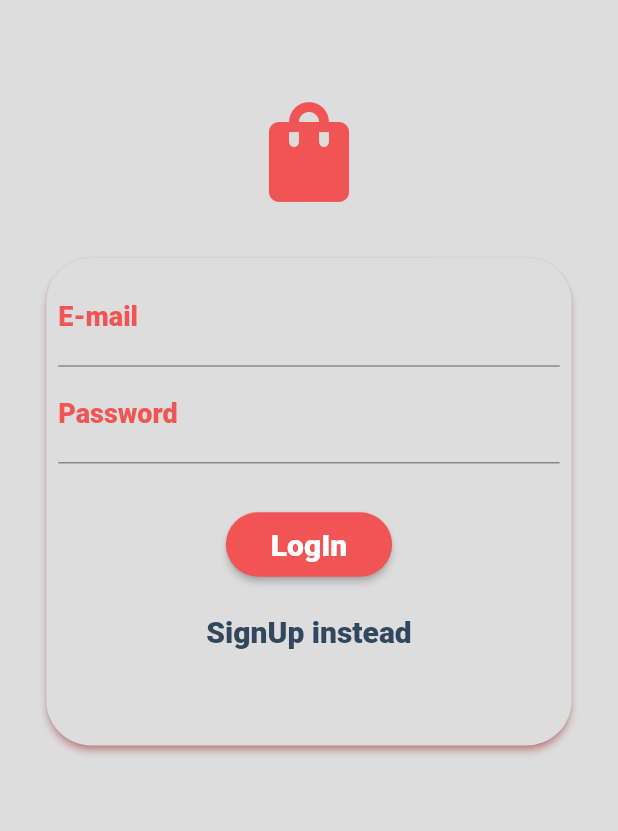
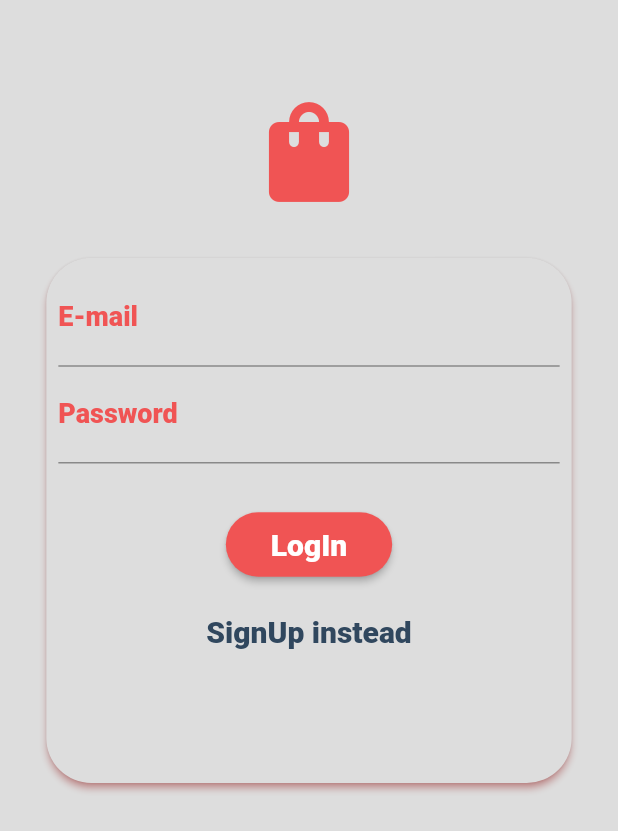
Before and after one commit to eng-elsayed-m/S-Market, a Flutter app: the screen it shows after launch, on a phone screen of 412 x 824 dp. Shown: the top 831 px of the screen. Run offline on Flutter 3.47's test engine with Material 2 defaults, Android fonts, the phone set to English and light mode, and no system bars; our stand-ins replace shared_preferences.

Commit message:
add some animation

```diff
--- a/lib/providers/products.dart
+++ b/lib/providers/products.dart
@@ -7,96 +7,13 @@ import 'package:http/http.dart' as http;
 class Products with ChangeNotifier {
   final authToken;
   final String userId;
-  Products(this.authToken,this.userId);
+  Products(this.authToken, this.userId);
 
-  List<Product> _items = [
-    // Product(
-    //   id: 'p1',
-    //   title: 'Red Shirt',
-    //   description: 'A red shirt - it is pretty red!',
-    //   price: 29.99,
-    //   imageUrl:
-    //       'https://cdn.pixabay.com/photo/2016/10/02/22/17/red-t-shirt-1710578_1280.jpg',
-    // ),
-    // Product(
-    //   id: 'p2',
-    //   title: 'Trousers',
-    //   description: 'A nice pair of trousers.',
-    //   price: 59.99,
-    //   imageUrl:
-    //       'https://upload.wikimedia.org/wikipedia/commons/thumb/e/e8/Trousers%2C_dress_%28AM_1960.022-8%29.jpg/512px-Trousers%2C_dress_%28AM_1960.022-8%29.jpg',
-    // ),
-    // Product(
-    //   id: 'p3',
-    //   title: 'Yellow Scarf',
-    //   description: 'Warm and cozy - exactly what you need for the winter.',
-    //   price: 19.99,
-    //   imageUrl:
-    //       'https://live.staticflickr.com/4043/4438260868_cc79b3369d_z.jpg',
-    // ),
-    // Product(
-    //   id: 'p4',
-    //   title: 'A Pan',
-    //   description: 'Prepare any meal you want.',
-    //   price: 49.99,
-    //   imageUrl:
-    //       'https://upload.wikimedia.org/wikipedia/commons/thumb/1/14/Cast-Iron-Pan.jpg/1024px-Cast-Iron-Pan.jpg',
-    // ),
-    // Product(
-    //   id: 'p5',
-    //   title: 'black Shirt',
-    //   description: 'A black shirt - it is pretty red!',
-    //   price: 29.99,
-    //   imageUrl:
-    //       'https://cdn.pixabay.com/photo/2016/10/02/22/17/red-t-shirt-1710578_1280.jpg',
-    // ),
-    // Product(
-    //   id: 'p6',
-    //   title: 'black Trousers',
-    //   description: 'A nice pair of trousers.',
-    //   price: 59.99,
-    //   imageUrl:
-    //       'https://upload.wikimedia.org/wikipedia/commons/thumb/e/e8/Trousers%2C_dress_%28AM_1960.022-8%29.jpg/512px-Trousers%2C_dress_%28AM_1960.022-8%29.jpg',
-    // ),
-    // Product(
-    //   id: 'p7',
-    //   title: 'red Scarf',
-    //   description: 'Warm and cozy - exactly what you need for the winter.',
-    //   price: 19.99,
-    //   imageUrl:
-    //       'https://live.staticflickr.com/4043/4438260868_cc79b3369d_z.jpg',
-    // ),
-    // Product(
-    //   id: 'p8',
-    //   title: 'A Platin Pan',
-    //   description: 'Prepare any meal you want.',
-    //   price: 49.99,
-    //   imageUrl:
-    //       'https://upload.wikimedia.org/wikipedia/commons/thumb/1/14/Cast-Iron-Pan.jpg/1024px-Cast-Iron-Pan.jpg',
-    // ),
-    // Product(
-    //   id: 'p9',
-    //   title: 'white Scarf',
-    //   description: 'Warm and cozy - exactly what you need for the winter.',
-    //   price: 19.99,
-    //   imageUrl:
-    //       'https://live.staticflickr.com/4043/4438260868_cc79b3369d_z.jpg',
-    // ),
-    // Product(
-    //   id: 'p10',
-    //   title: 'A classic  Pan',
-    //   description: 'Prepare any meal you want.',
-    //   price: 49.99,
-    //   imageUrl:
-    //       'https://upload.wikimedia.org/wikipedia/commons/thumb/1/14/Cast-Iron-Pan.jpg/1024px-Cast-Iron-Pan.jpg',
-    // ),
-  ];
-
+  List<Product> _items = [];
 
   List<Product> get items {
     return [..._items];
   }
-
 
   List<Product> get favoriteItems {
     return _items.where((productItem) => productItem.isFavorite).toList();
@@ -115,7 +32,7 @@ class Products with ChangeNotifier {
 
   Future<void> fetchProducts([bool filterUser = false]) async {
     String filteringText =
-        filterUser ? 'orderBy="creatorId"&equalTo="$userId"': null;
+        filterUser ? 'orderBy="creatorId"&equalTo="$userId"' : null;
     String url =
         'https://store-50499-default-rtdb.firebaseio.com/products.json?auth=$authToken&$filteringText';
     try {
@@ -147,7 +64,8 @@ class Products with ChangeNotifier {
   }
 
   Future<void> addProduct(Product product) async {
-    final url = "https://store-50499-default-rtdb.firebaseio.com/products.json?auth=$authToken";
+    final url =
+        "https://store-50499-default-rtdb.firebaseio.com/products.json?auth=$authToken";
     try {
       final res = await http.post(url,
           body: json.encode({
--- a/lib/widgets/auth_form.dart
+++ b/lib/widgets/auth_form.dart
@@ -19,6 +19,7 @@ class _AuthFormState extends State<AuthForm>
   AnimationController _controller;
   Animation<Offset> _positionAnimation;
   Animation<double> _doubleAnimation;
+  Animation<Size> _sizeAnimation;
   bool _loading = false;
   final _inputDec = InputDecoration(
     labelStyle: TextStyle(color: Color(0xFFf05454), fontSize: 18),
@@ -28,12 +29,18 @@ class _AuthFormState extends State<AuthForm>
   void initState() {
     super.initState();
     _controller =
-        AnimationController(vsync: this, duration: Duration(milliseconds: 300));
+        AnimationController(vsync: this, duration: Duration(milliseconds: 200));
     _positionAnimation = Tween<Offset>(
             begin: Offset(0, -0.15), end: Offset(0, 0))
         .animate(CurvedAnimation(curve: Curves.easeInOut, parent: _controller));
-    _doubleAnimation = Tween<double>(begin: 0, end: 0.9)
+    _doubleAnimation = Tween<double>(begin: 0.1, end: 0.9)
         .animate(CurvedAnimation(curve: Curves.easeIn, parent: _controller));
+    _sizeAnimation = Tween<Size>(
+            begin: Size(double.infinity, 350), end: Size(double.infinity, 410))
+        .animate(CurvedAnimation(curve: Curves.easeIn, parent: _controller));
+    _controller.addListener(() {
+      setState(() {});
+    });
   }
 
   @override
@@ -121,11 +128,10 @@ class _AuthFormState extends State<AuthForm>
         elevation: 2,
         shadowColor: Theme.of(context).accentColor,
         child: AnimatedContainer(
-          height: _authState == AuthState.Signup ? 400 : 325,
+          height: _sizeAnimation.value.height,
           curve: Curves.easeIn,
           duration: Duration(milliseconds: 300),
-          constraints: BoxConstraints(
-              minHeight: _authState == AuthState.Signup ? 400 : 325),
+          constraints: BoxConstraints(minHeight: _sizeAnimation.value.height),
           width: deviceSize.width * 0.85,
           padding: EdgeInsets.all(8.0),
           child: Form(
@@ -149,6 +155,7 @@ class _AuthFormState extends State<AuthForm>
                     },
                   ),
                   TextFormField(
+                    expands: false,
                     textAlign: TextAlign.center,
                     style: Theme.of(context).textTheme.headline4,
                     decoration: _inputDec.copyWith(labelText: "Password"),
@@ -156,7 +163,9 @@ class _AuthFormState extends State<AuthForm>
                     controller: _passwordController,
                     validator: (password) {
                       if (password.isEmpty || password.length < 6) {
-                        return  _authState == AuthState.Signup ?"Password is to short":"Wrong password !!";
+                        return _authState == AuthState.Signup
+                            ? "Password is to short"
+                            : "Wrong password !!";
                       }
                       return null;
                     },
--- a/lib/widgets/products_grid.dart
+++ b/lib/widgets/products_grid.dart
@@ -9,11 +9,11 @@ class ProductsGrid extends StatelessWidget {
   @override
   Widget build(BuildContext context) {
     final productsData = Provider.of<Products>(context);
-    final products = filter ?productsData.favoriteItems: productsData.items;
+    final products = filter ? productsData.favoriteItems : productsData.items;
     return GridView.builder(
         padding: EdgeInsets.all(10),
         gridDelegate: SliverGridDelegateWithFixedCrossAxisCount(
-            childAspectRatio: 2.6/3,
+            childAspectRatio: 3 / 3.5,
             crossAxisCount: 2,
             crossAxisSpacing: 10,
             mainAxisSpacing: 10),
--- a/pubspec.yaml
+++ b/pubspec.yaml
@@ -20,7 +20,7 @@ dev_dependencies:
 flutter:
   uses-material-design: true
   assets:
-    - assets/images/product-placeholder.png
+    - assets/images/holder.png
 
   fonts:
     - family: Lato
```
Also changed, not shown: lib/screens/product_detail_screen.dart (+53 -33 lines), lib/widgets/order_body.dart (+15 -6 lines), lib/widgets/product_item.dart (+9 -5 lines), assets/images/holder.png (added).
